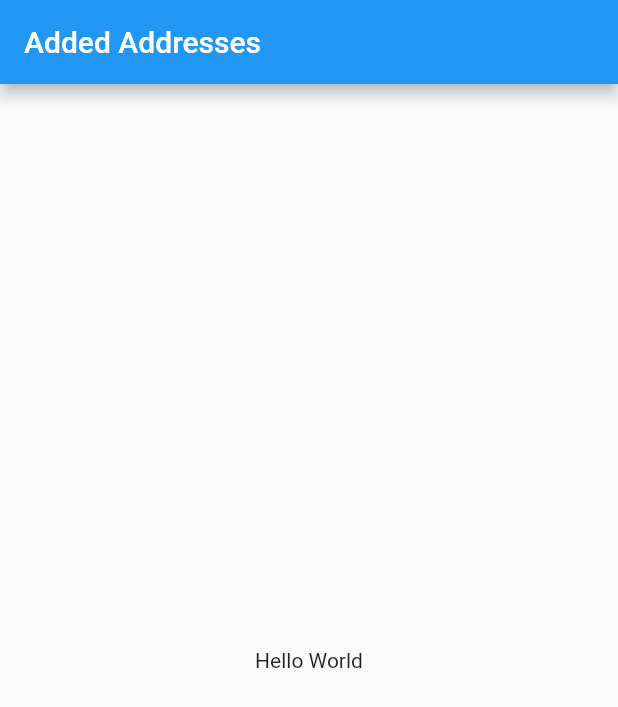
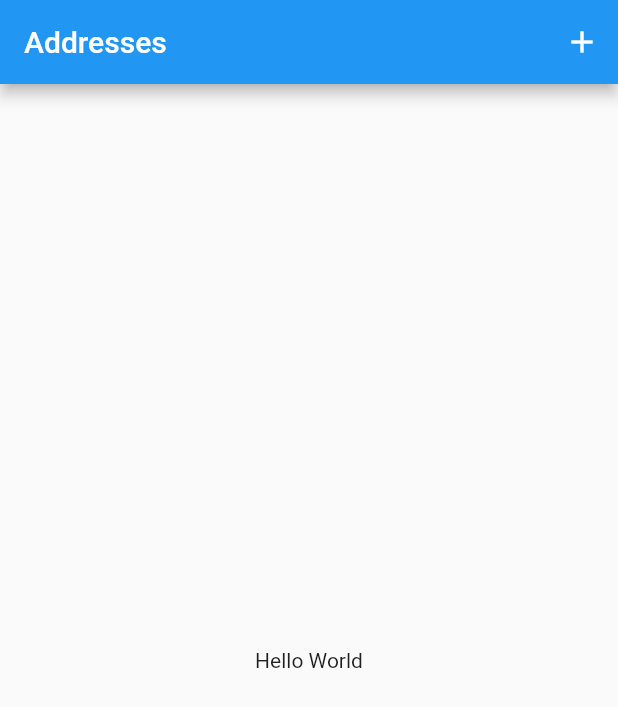
Before and after one commit to fwhite95/teamflutterfa_sfhacks2021, a Flutter app: the screen it shows after launch, on a phone screen of 412 x 824 dp. Shown: the top 707 px of the screen. Run offline on Flutter 3.47's test engine with Material 2 defaults, Android fonts, the light colour scheme and no system bars.

Commit message:
added apiKey

```diff
--- /dev/null
+++ b/lib/src/util/config.dart
@@ -0,0 +1,2 @@
+
+final String googleApiKey = 'AIzaSyDyY5VDsoZmyyj2_QT5CDwUDmJje1O51ng';
--- a/lib/src/views/HomeView.dart
+++ b/lib/src/views/HomeView.dart
@@ -10,6 +10,7 @@ class HomeView extends StatefulWidget {
 }
 
 class _HomeViewState extends State<HomeView> {
+  List<String> address = [];
 
   @override
   void initState(){
@@ -21,11 +22,22 @@ class _HomeViewState extends State<HomeView> {
     super.dispose();
   }
 
+  Widget _emptyBody() {
+    return Center(
+      child: Text('Please add an address'),
+    );
+  }
+
   @override
   Widget build(BuildContext context) {
     return Scaffold(
       appBar: AppBar(
-        title: Text('Added Addresses'),
+        title: Text('Addresses'),
+        actions: [
+          IconButton(icon: Icon(Icons.add), onPressed: () {
+
+          }),
+        ],
       ),
       body: Center(
         child: Text('Hello World'),
```
